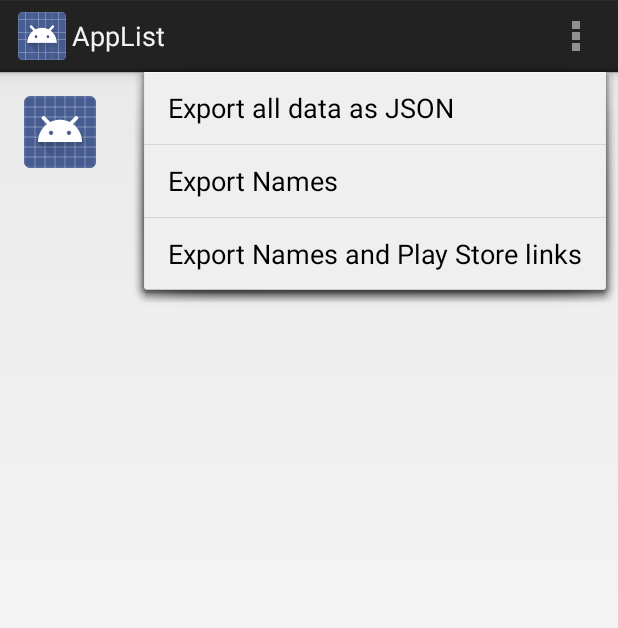
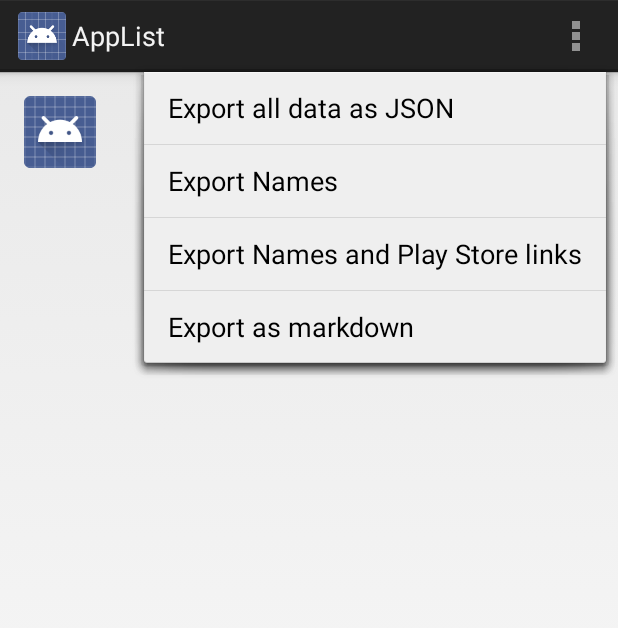
Before and after one commit to dinosaurwithakatana/applist, an Android app: the screen it shows after launch (MainActivity), with the options menu open, on a phone screen of 412 x 824 dp. Shown: the top 628 px of the screen. Run offline under Robolectric (Android 15) with nearby library versions, the phone set to English and light mode, and no system bars.

Commit message:
added export as markdown

```diff
--- a/app/src/main/java/com/dwak/applist/AppListFragment.java
+++ b/app/src/main/java/com/dwak/applist/AppListFragment.java
@@ -135,6 +135,11 @@ public class AppListFragment extends Fragment {
                     shareData += listItem.getApplicationName() + " " + PLAY_URL + listItem.getApplicationPackageName() + '\n';
                 }
                 break;
+            case R.id.action_export_markdown:
+                for(AppListItem listItem : mApplicationList){
+                    shareData += "* [" + listItem.getApplicationName() + "](" + PLAY_URL + listItem.getApplicationPackageName() + ")\n";
+                }
+                break;
         }
         sendIntent.putExtra(Intent.EXTRA_TEXT, shareData);
         Log.d(TAG, shareData);
--- a/app/src/main/res/menu/main.xml
+++ b/app/src/main/res/menu/main.xml
@@ -16,4 +16,9 @@
           android:title="@string/action_export_play_store"
           android:orderInCategory="100"
           android:showAsAction="never" />
+
+    <item android:id="@+id/action_export_markdown"
+          android:title="@string/action_export_markdown"
+          android:orderInCategory="100"
+          android:showAsAction="never" />
 </menu>
--- a/app/src/main/res/values/strings.xml
+++ b/app/src/main/res/values/strings.xml
@@ -7,6 +7,7 @@
     <string name="action_export">Export all data as JSON</string>
     <string name="action_export_min">Export Names</string>
     <string name="action_export_play_store">Export Names and Play Store links</string>
+    <string name="action_export_markdown">Export as markdown </string>
     <string name="ok">OK</string>
     <string name="first_run_popup"><b>Tap</b> to open the app\'s Play Store page \n\n<b>Long Press</b> to uninstall\n\nI suggest exporting the names to <b>Google Keep</b> or a similar program for now</string>
 
```
